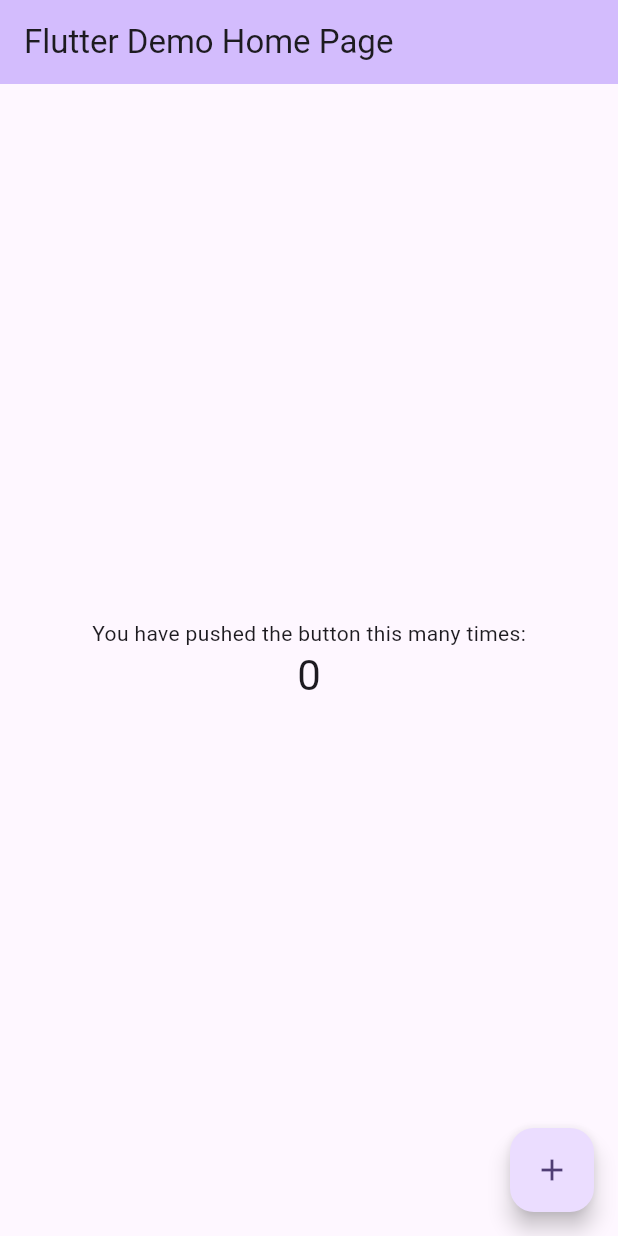
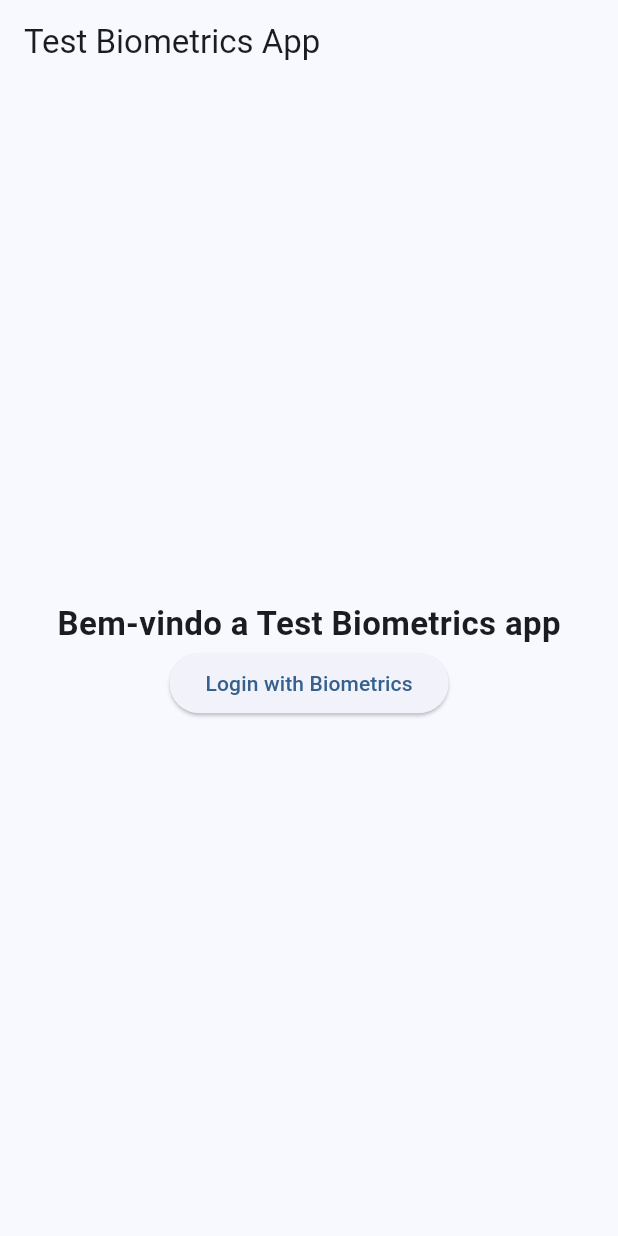
Before and after one commit to ricardoduarte/test-biometrics-app, a Flutter app: the screen it shows after launch, on a phone screen of 412 x 824 dp. Run offline on Flutter 3.47's test engine with Material 2 defaults, Android fonts, the phone set to English and light mode, and no system bars; our stand-ins replace local_auth.

Commit message:
add auth with biometrics logic and basic pages

```diff
--- /dev/null
+++ b/test_biometrics/lib/auth_screen.dart
@@ -0,0 +1,59 @@
+import 'package:flutter/material.dart';
+import 'package:flutter/services.dart';
+import 'package:local_auth/local_auth.dart';
+// import 'package:local_auth_android/local_auth_android.dart';
+// import 'package:local_auth_ios/local_auth_ios.dart';
+// import 'package:local_auth/error_codes.dart' as auth_error;
+
+import 'home_screen.dart';
+
+class LocalAuthScreen extends StatefulWidget {
+  const LocalAuthScreen({super.key});
+
+  @override
+  State<LocalAuthScreen> createState() => _LocalAuthScreenState();
+}
+
+class _LocalAuthScreenState extends State<LocalAuthScreen> {
+  final LocalAuthentication auth = LocalAuthentication();
+
+  Future<void> authenticate() async {
+    try {
+      final bool isLoggedIn = await auth.authenticate(
+        localizedReason:
+            'Por favor, se autentique para ver a informação privada',
+        options: const AuthenticationOptions(useErrorDialogs: false),
+      );
+
+      if (isLoggedIn) {
+        // ignore: use_build_context_synchronously
+        Navigator.push(context,
+            MaterialPageRoute(builder: (context) => const HomeScreen()));
+      }
+    } on PlatformException catch (e) {
+      debugPrint(e.toString());
+    }
+  }
+
+  @override
+  Widget build(BuildContext context) {
+    return Scaffold(
+      appBar: AppBar(title: const Text('Test Biometrics App')),
+      body: Column(
+        mainAxisAlignment: MainAxisAlignment.center,
+        children: [
+          const Text(
+            'Bem-vindo a Test Biometrics app',
+            style: TextStyle(fontWeight: FontWeight.bold, fontSize: 22),
+          ),
+          Center(
+            child: ElevatedButton(
+              child: const Text('Login with Biometrics'),
+              onPressed: () => authenticate(),
+            ),
+          ),
+        ],
+      ),
+    );
+  }
+}
--- a/test_biometrics/lib/main.dart
+++ b/test_biometrics/lib/main.dart
@@ -1,4 +1,6 @@
 import 'package:flutter/material.dart';
+
+import 'auth_screen.dart';
 
 void main() {
   runApp(const MyApp());
@@ -11,115 +13,13 @@ class MyApp extends StatelessWidget {
   @override
   Widget build(BuildContext context) {
     return MaterialApp(
-      title: 'Flutter Demo',
+      title: 'Test Biometrics App',
+      debugShowCheckedModeBanner: false,
       theme: ThemeData(
-        // This is the theme of your application.
-        //
-        // TRY THIS: Try running your application with "flutter run". You'll see
-        // the application has a blue toolbar. Then, without quitting the app,
-        // try changing the seedColor in the colorScheme below to Colors.green
-        // and then invoke "hot reload" (save your changes or press the "hot
-        // reload" button in a Flutter-supported IDE, or press "r" if you used
-        // the command line to start the app).
-        //
-        // Notice that the counter didn't reset back to zero; the application
-        // state is not lost during the reload. To reset the state, use hot
-        // restart instead.
-        //
-        // This works for code too, not just values: Most code changes can be
-        // tested with just a hot reload.
-        colorScheme: ColorScheme.fromSeed(seedColor: Colors.deepPurple),
+        colorScheme: ColorScheme.fromSeed(seedColor: Colors.blue),
         useMaterial3: true,
       ),
-      home: const MyHomePage(title: 'Flutter Demo Home Page'),
+      home: const LocalAuthScreen(),
     );
   }
 }
-
-class MyHomePage extends StatefulWidget {
-  const MyHomePage({super.key, required this.title});
-
-  // This widget is the home page of your application. It is stateful, meaning
-  // that it has a State object (defined below) that contains fields that affect
-  // how it looks.
-
-  // This class is the configuration for the state. It holds the values (in this
-  // case the title) provided by the parent (in this case the App widget) and
-  // used by the build method of the State. Fields in a Widget subclass are
-  // always marked "final".
-
-  final String title;
-
-  @override
-  State<MyHomePage> createState() => _MyHomePageState();
-}
-
-class _MyHomePageState extends State<MyHomePage> {
-  int _counter = 0;
-
-  void _incrementCounter() {
-    setState(() {
-      // This call to setState tells the Flutter framework that something has
-      // changed in this State, which causes it to rerun the build method below
-      // so that the display can reflect the updated values. If we changed
-      // _counter without calling setState(), then the build method would not be
-      // called again, and so nothing would appear to happen.
-      _counter++;
-    });
-  }
-
-  @override
-  Widget build(BuildContext context) {
-    // This method is rerun every time setState is called, for instance as done
-    // by the _incrementCounter method above.
-    //
-    // The Flutter framework has been optimized to make rerunning build methods
-    // fast, so that you can just rebuild anything that needs updating rather
-    // than having to individually change instances of widgets.
-    return Scaffold(
-      appBar: AppBar(
-        // TRY THIS: Try changing the color here to a specific color (to
-        // Colors.amber, perhaps?) and trigger a hot reload to see the AppBar
-        // change color while the other colors stay the same.
-        backgroundColor: Theme.of(context).colorScheme.inversePrimary,
-        // Here we take the value from the MyHomePage object that was created by
-        // the App.build method, and use it to set our appbar title.
-        title: Text(widget.title),
-      ),
-      body: Center(
-        // Center is a layout widget. It takes a single child and positions it
-        // in the middle of the parent.
-        child: Column(
-          // Column is also a layout widget. It takes a list of children and
-          // arranges them vertically. By default, it sizes itself to fit its
-          // children horizontally, and tries to be as tall as its parent.
-          //
-          // Column has various properties to control how it sizes itself and
-          // how it positions its children. Here we use mainAxisAlignment to
-          // center the children vertically; the main axis here is the vertical
-          // axis because Columns are vertical (the cross axis would be
-          // horizontal).
-          //
-          // TRY THIS: Invoke "debug painting" (choose the "Toggle Debug Paint"
-          // action in the IDE, or press "p" in the console), to see the
-          // wireframe for each widget.
-          mainAxisAlignment: MainAxisAlignment.center,
-          children: <Widget>[
-            const Text(
-              'You have pushed the button this many times:',
-            ),
-            Text(
-              '$_counter',
-              style: Theme.of(context).textTheme.headlineMedium,
-            ),
-          ],
-        ),
-      ),
-      floatingActionButton: FloatingActionButton(
-        onPressed: _incrementCounter,
-        tooltip: 'Increment',
-        child: const Icon(Icons.add),
-      ), // This trailing comma makes auto-formatting nicer for build methods.
-    );
-  }
-}
```
Also changed, not shown: test_biometrics/lib/home_screen.dart (added, +20 -0 lines), test_biometrics/pubspec.yaml (+1 -40 lines), 3 other files.
